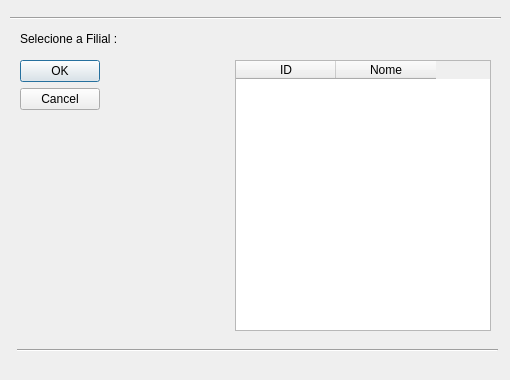
Old version of the form visao/botaopesquisafilial.ui in the repository AlanJP0/ItH_Estoque.
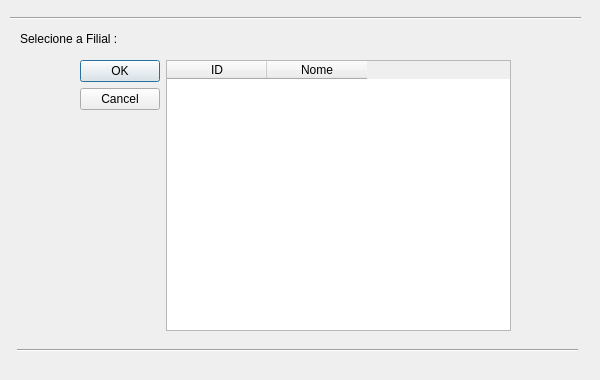
New version of the form.

The edit to the form file:
```diff
--- a/visao/botaopesquisafilial.ui
+++ b/visao/botaopesquisafilial.ui
@@ -6,13 +6,13 @@
    <rect>
     <x>0</x>
     <y>0</y>
-    <width>510</width>
+    <width>600</width>
     <height>380</height>
    </rect>
   </property>
   <property name="maximumSize">
    <size>
-    <width>510</width>
+    <width>600</width>
     <height>380</height>
    </size>
   </property>
@@ -37,7 +37,7 @@
     <rect>
      <x>17</x>
      <y>340</y>
-     <width>481</width>
+     <width>561</width>
      <height>20</height>
     </rect>
    </property>
@@ -50,7 +50,7 @@
     <rect>
      <x>10</x>
      <y>10</y>
-     <width>491</width>
+     <width>571</width>
      <height>16</height>
     </rect>
    </property>
@@ -61,9 +61,9 @@
   <widget class="QWidget" name="layoutWidget">
    <property name="geometry">
     <rect>
-     <x>20</x>
+     <x>80</x>
      <y>60</y>
-     <width>471</width>
+     <width>431</width>
      <height>271</height>
     </rect>
    </property>
@@ -79,20 +79,10 @@
      </widget>
     </item>
     <item row="0" column="1">
-     <spacer name="horizontalSpacer">
-      <property name="orientation">
-       <enum>Qt::Horizontal</enum>
+     <widget class="QTableWidget" name="tabelaSelecaoFilial">
+      <property name="editTriggers">
+       <set>QAbstractItemView::NoEditTriggers</set>
       </property>
-      <property name="sizeHint" stdset="0">
-       <size>
-        <width>40</width>
-        <height>20</height>
-       </size>
-      </property>
-     </spacer>
-    </item>
-    <item row="0" column="2">
-     <widget class="QTableWidget" name="tabelaPesquisaFilial">
       <property name="selectionBehavior">
        <enum>QAbstractItemView::SelectRows</enum>
       </property>
```
